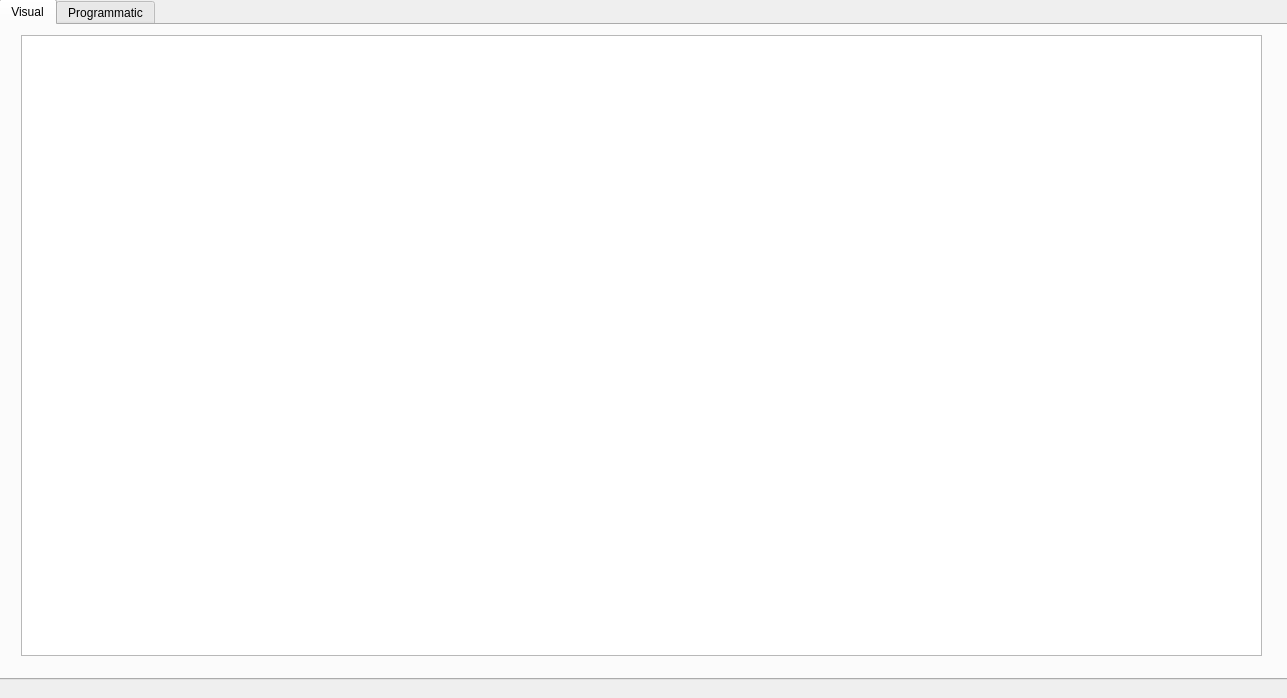
The window that layout/mainwindow.ui (MCMi460/PyTAS) describes before a commit, drawn with Qt 5.
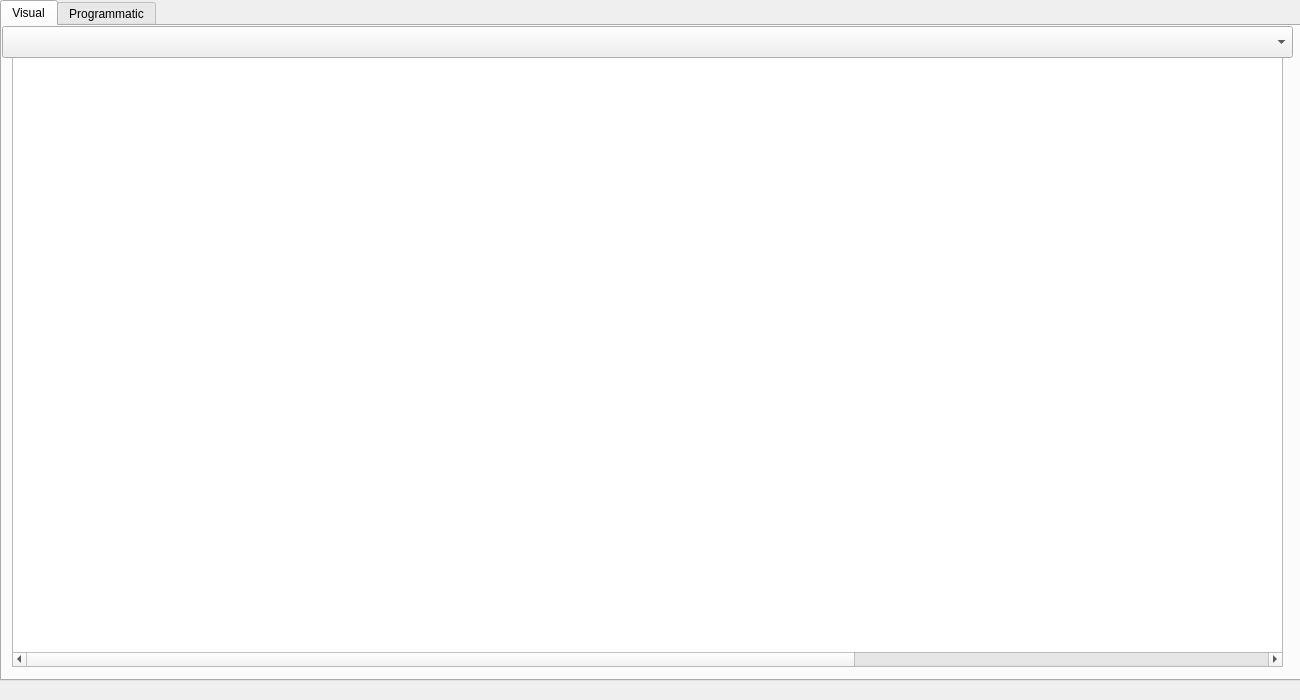
The same window after the commit.

Patch:
```diff
--- a/layout/mainwindow.ui
+++ b/layout/mainwindow.ui
@@ -6,10 +6,22 @@
    <rect>
     <x>0</x>
     <y>0</y>
-    <width>1287</width>
-    <height>698</height>
+    <width>1300</width>
+    <height>700</height>
    </rect>
   </property>
+  <property name="minimumSize">
+   <size>
+    <width>1300</width>
+    <height>700</height>
+   </size>
+  </property>
+  <property name="maximumSize">
+   <size>
+    <width>1300</width>
+    <height>700</height>
+   </size>
+  </property>
   <property name="windowTitle">
    <string>MainWindow</string>
   </property>
@@ -17,9 +29,9 @@
    <widget class="QTabWidget" name="tabWidget">
     <property name="geometry">
      <rect>
-      <x>-1</x>
-      <y>-1</y>
-      <width>1291</width>
+      <x>0</x>
+      <y>0</y>
+      <width>1301</width>
       <height>681</height>
      </rect>
     </property>
@@ -33,10 +45,54 @@
      <widget class="QTableWidget" name="table">
       <property name="geometry">
        <rect>
-        <x>20</x>
-        <y>10</y>
-        <width>1241</width>
-        <height>621</height>
+        <x>10</x>
+        <y>30</y>
+        <width>1271</width>
+        <height>611</height>
+       </rect>
+      </property>
+      <property name="font">
+       <font>
+        <pointsize>9</pointsize>
+        <weight>50</weight>
+        <bold>false</bold>
+       </font>
+      </property>
+      <property name="columnCount">
+       <number>18</number>
+      </property>
+      <attribute name="horizontalHeaderVisible">
+       <bool>false</bool>
+      </attribute>
+      <attribute name="verticalHeaderVisible">
+       <bool>false</bool>
+      </attribute>
+      <column/>
+      <column/>
+      <column/>
+      <column/>
+      <column/>
+      <column/>
+      <column/>
+      <column/>
+      <column/>
+      <column/>
+      <column/>
+      <column/>
+      <column/>
+      <column/>
+      <column/>
+      <column/>
+      <column/>
+      <column/>
+     </widget>
+     <widget class="QComboBox" name="functionBox">
+      <property name="geometry">
+       <rect>
+        <x>0</x>
+        <y>0</y>
+        <width>1291</width>
+        <height>32</height>
        </rect>
       </property>
      </widget>
```
Left out of the diff: 8 changed lines with no effect on the pictures.
